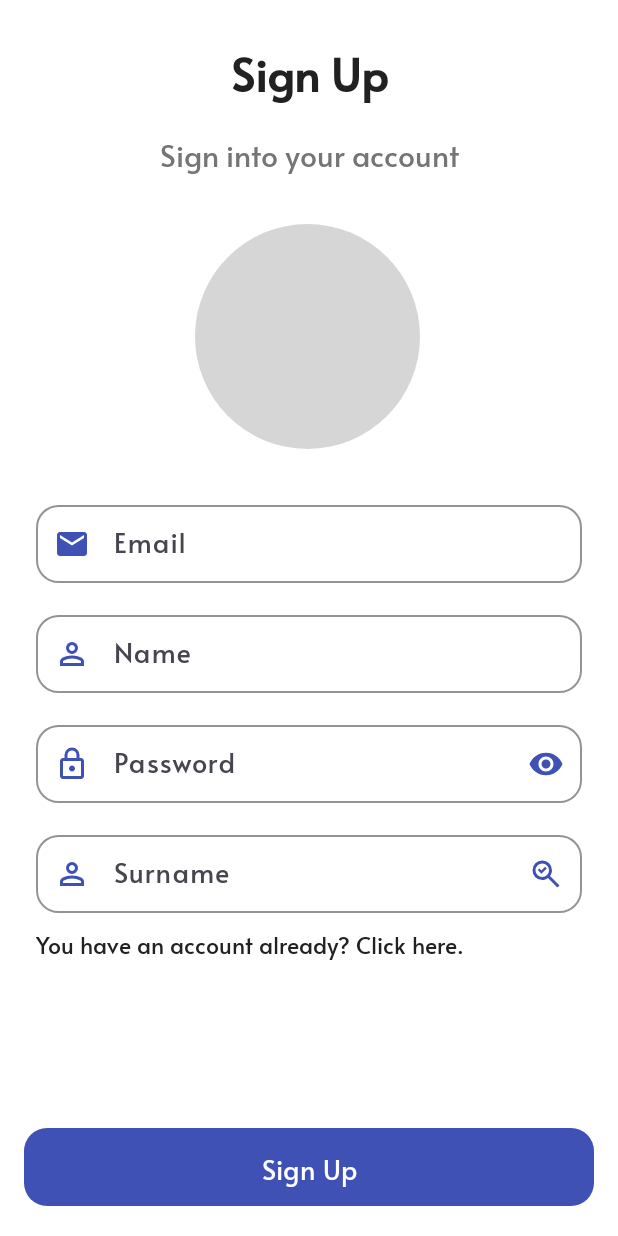
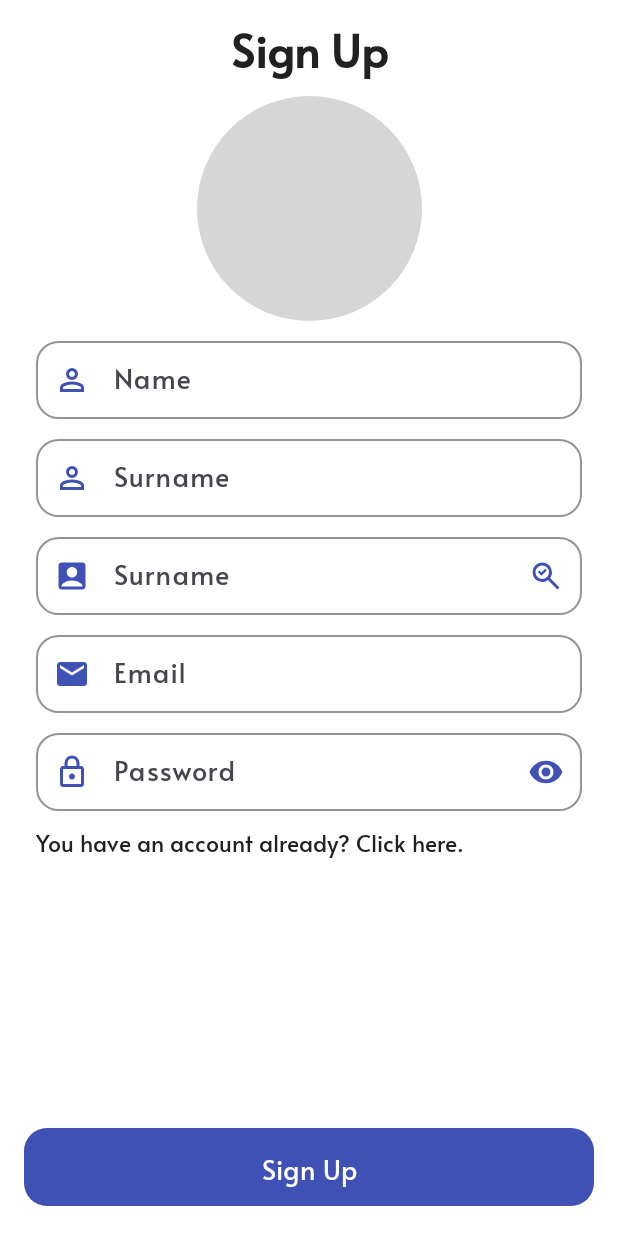
Before and after one commit to bulent017/PawPal, an Android app: the SignUpFragment screen opened through its navigation route, on a phone screen of 412 x 824 dp. Run offline under Robolectric (Android 15) with nearby library versions, the phone set to English and light mode, and no system bars; our stand-ins replace Firebase (no records; nobody signed in at launch, a user with empty details on screens opened directly), RxJava.

Commit message:
signup xml güncellendi. gitignore'a 2 yeni file eklendi

```diff
--- /dev/null
+++ b/app/src/main/res/drawable/ic_user.xml
@@ -0,0 +1,5 @@
+<vector android:height="24dp" android:tint="#3F50B5"
+    android:viewportHeight="24" android:viewportWidth="24"
+    android:width="24dp" xmlns:android="http://schemas.android.com/apk/res/android">
+    <path android:fillColor="@android:color/white" android:pathData="M19,3H5C3.9,3 3,3.9 3,5v14c0,1.1 0.9,2 2,2h14c1.1,0 2,-0.9 2,-2V5C21,3.9 20.1,3 19,3zM12,6c1.93,0 3.5,1.57 3.5,3.5c0,1.93 -1.57,3.5 -3.5,3.5s-3.5,-1.57 -3.5,-3.5C8.5,7.57 10.07,6 12,6zM19,19H5v-0.23c0,-0.62 0.28,-1.2 0.76,-1.58C7.47,15.82 9.64,15 12,15s4.53,0.82 6.24,2.19c0.48,0.38 0.76,0.97 0.76,1.58V19z"/>
+</vector>
--- a/app/src/main/res/layout/fragment_sign_up.xml
+++ b/app/src/main/res/layout/fragment_sign_up.xml
@@ -12,14 +12,13 @@
         android:layout_width="0dp"
         android:layout_height="wrap_content"
         android:layout_marginStart="24dp"
-        android:layout_marginTop="16dp"
+        android:layout_marginTop="8dp"
         android:layout_marginEnd="24dp"
-        app:endIconDrawable="@drawable/search_check"
         app:endIconMode="custom"
         app:endIconTint="@color/primary_color"
         app:layout_constraintEnd_toEndOf="parent"
         app:layout_constraintStart_toStartOf="parent"
-        app:layout_constraintTop_toBottomOf="@+id/inputLayoutUserPassword"
+        app:layout_constraintTop_toBottomOf="@+id/inputLayoutName"
         app:startIconDrawable="@drawable/user"
         app:startIconTint="@color/primary_color">
 
@@ -33,16 +32,44 @@
     </com.google.android.material.textfield.TextInputLayout>
 
     <com.google.android.material.textfield.TextInputLayout
+        android:id="@+id/inputLayoutUserName"
+        style="@style/AuthTextInputLayoutStyle"
+        android:layout_width="0dp"
+        android:layout_height="wrap_content"
+        android:layout_marginStart="24dp"
+        android:layout_marginTop="8dp"
+        android:layout_marginEnd="24dp"
+        app:endIconDrawable="@drawable/search_check"
+        app:endIconMode="custom"
+        app:endIconTint="@color/primary_color"
+        app:layout_constraintEnd_toEndOf="parent"
+        app:layout_constraintStart_toStartOf="parent"
+        app:layout_constraintTop_toBottomOf="@+id/inputLayoutSurname"
+        app:startIconDrawable="@drawable/ic_user"
+        app:startIconTint="@color/primary_color">
+
+        <com.google.android.material.textfield.TextInputEditText
+            android:id="@+id/userNameEditText"
+            style="@style/AuthTextInputEditTextStyle"
+            android:layout_width="match_parent"
+            android:layout_height="match_parent"
+            android:hint="Surname"
+            android:maxLines="1" />
+    </com.google.android.material.textfield.TextInputLayout>
+
+    <com.google.android.material.textfield.TextInputLayout
         android:id="@+id/inputLayoutName"
         style="@style/AuthTextInputLayoutStyle"
         android:layout_width="0dp"
         android:layout_height="wrap_content"
-        android:layout_marginTop="16dp"
         app:endIconMode="clear_text"
         app:endIconTint="@color/primary_color"
-        app:layout_constraintEnd_toEndOf="@+id/inputLayoutUserMail"
-        app:layout_constraintStart_toStartOf="@+id/inputLayoutUserMail"
-        app:layout_constraintTop_toBottomOf="@+id/inputLayoutUserMail"
+        android:layout_marginStart="24dp"
+        android:layout_marginTop="8dp"
+        android:layout_marginEnd="24dp"
+        app:layout_constraintEnd_toEndOf="parent"
+        app:layout_constraintStart_toStartOf="parent"
+        app:layout_constraintTop_toBottomOf="@+id/iconImage"
         app:startIconDrawable="@drawable/user"
         app:startIconTint="@color/primary_color">
 
@@ -62,7 +89,7 @@
         android:id="@+id/textView"
         android:layout_width="wrap_content"
         android:layout_height="wrap_content"
-        android:layout_marginTop="24dp"
+        android:layout_marginTop="8dp"
         android:text="Sign Up"
         android:textSize="30sp"
         android:textStyle="bold"
@@ -70,31 +97,19 @@
         app:layout_constraintStart_toStartOf="parent"
         app:layout_constraintTop_toTopOf="parent" />
 
-    <TextView
-        android:id="@+id/textView2"
-        android:layout_width="wrap_content"
-        android:layout_height="wrap_content"
-        android:layout_marginTop="16dp"
-        android:text="Sign into your account"
-        android:textColor="@color/secondary_text"
-        android:textSize="20sp"
-        app:layout_constraintEnd_toEndOf="parent"
-        app:layout_constraintStart_toStartOf="parent"
-        app:layout_constraintTop_toBottomOf="@+id/textView" />
-
     <com.google.android.material.textfield.TextInputLayout
         android:id="@+id/inputLayoutUserMail"
         style="@style/AuthTextInputLayoutStyle"
         android:layout_width="0dp"
         android:layout_height="wrap_content"
         android:layout_marginStart="24dp"
-        android:layout_marginTop="32dp"
+        android:layout_marginTop="8dp"
         android:layout_marginEnd="24dp"
         app:endIconMode="clear_text"
         app:endIconTint="@color/primary_color"
         app:layout_constraintEnd_toEndOf="parent"
         app:layout_constraintStart_toStartOf="parent"
-        app:layout_constraintTop_toBottomOf="@+id/iconImage"
+        app:layout_constraintTop_toBottomOf="@+id/inputLayoutUserName"
         app:startIconDrawable="@drawable/email_24"
         app:startIconTint="@color/primary_color">
 
@@ -111,24 +126,25 @@
         android:id="@+id/iconImage"
         android:layout_width="150dp"
         android:layout_height="150dp"
-        android:layout_marginTop="32dp"
         android:scaleType="fitCenter"
+        android:layout_marginTop="10dp"
         app:layout_constraintEnd_toEndOf="parent"
-        app:layout_constraintHorizontal_bias="0.497"
         app:layout_constraintStart_toStartOf="parent"
-        app:layout_constraintTop_toBottomOf="@+id/textView2" />
+        app:layout_constraintTop_toBottomOf="@+id/textView" />
 
     <com.google.android.material.textfield.TextInputLayout
         android:id="@+id/inputLayoutUserPassword"
         style="@style/AuthTextInputLayoutStyle"
         android:layout_width="0dp"
         android:layout_height="wrap_content"
-        android:layout_marginTop="16dp"
         app:endIconMode="password_toggle"
         app:endIconTint="@color/primary_color"
-        app:layout_constraintEnd_toEndOf="@+id/inputLayoutName"
-        app:layout_constraintStart_toStartOf="@+id/inputLayoutName"
-        app:layout_constraintTop_toBottomOf="@+id/inputLayoutName"
+        android:layout_marginStart="24dp"
+        android:layout_marginTop="8dp"
+        android:layout_marginEnd="24dp"
+        app:layout_constraintEnd_toEndOf="parent"
+        app:layout_constraintStart_toStartOf="parent"
+        app:layout_constraintTop_toBottomOf="@id/inputLayoutUserMail"
         app:startIconDrawable="@drawable/lock_24"
         app:startIconTint="@color/primary_color">
 
@@ -139,7 +155,6 @@
             android:layout_height="match_parent"
             android:hint="Password"
             android:inputType="textPassword"
-
             android:maxLines="1"
             app:layout_constraintEnd_toEndOf="parent"
             app:layout_constraintStart_toStartOf="parent" />
@@ -170,9 +185,9 @@
         android:layout_marginTop="8dp"
         android:textSize="15sp"
         android:visibility="visible"
-        app:layout_constraintEnd_toEndOf="@+id/inputLayoutSurname"
-        app:layout_constraintStart_toStartOf="@+id/inputLayoutSurname"
-        app:layout_constraintTop_toBottomOf="@+id/inputLayoutSurname"
+        app:layout_constraintEnd_toEndOf="@+id/inputLayoutUserPassword"
+        app:layout_constraintStart_toStartOf="@+id/inputLayoutUserPassword"
+        app:layout_constraintTop_toBottomOf="@+id/inputLayoutUserPassword"
         android:text="You have an account already? Click here." />
 
 
```
Also changed, not shown: 1 other file.
